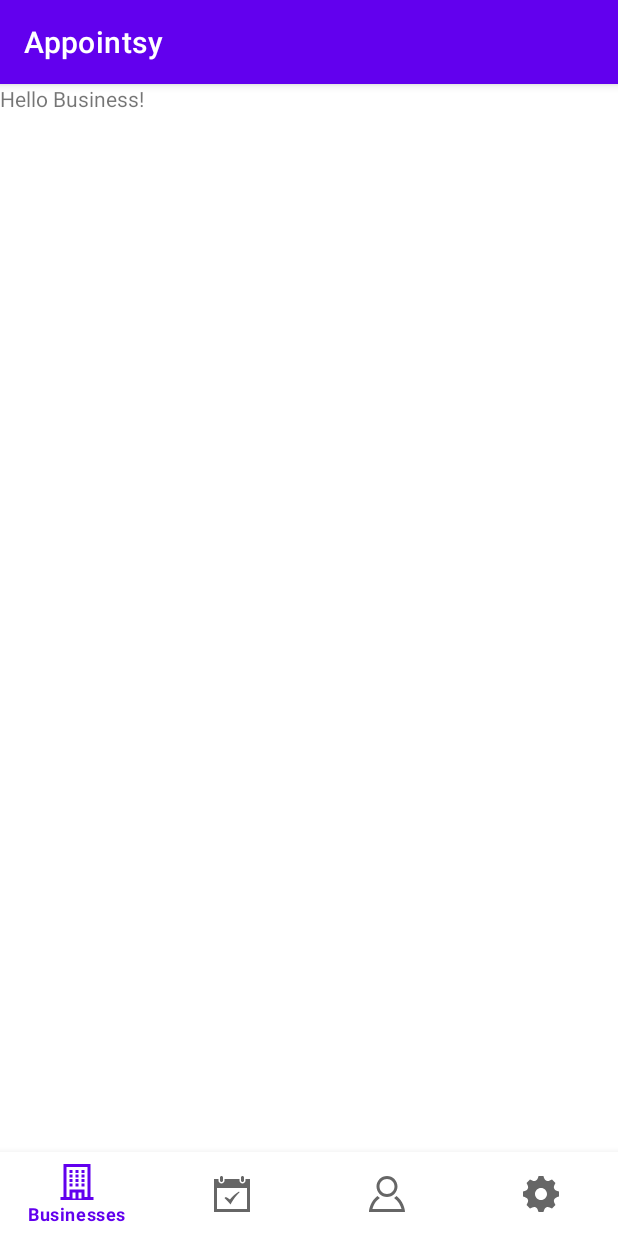
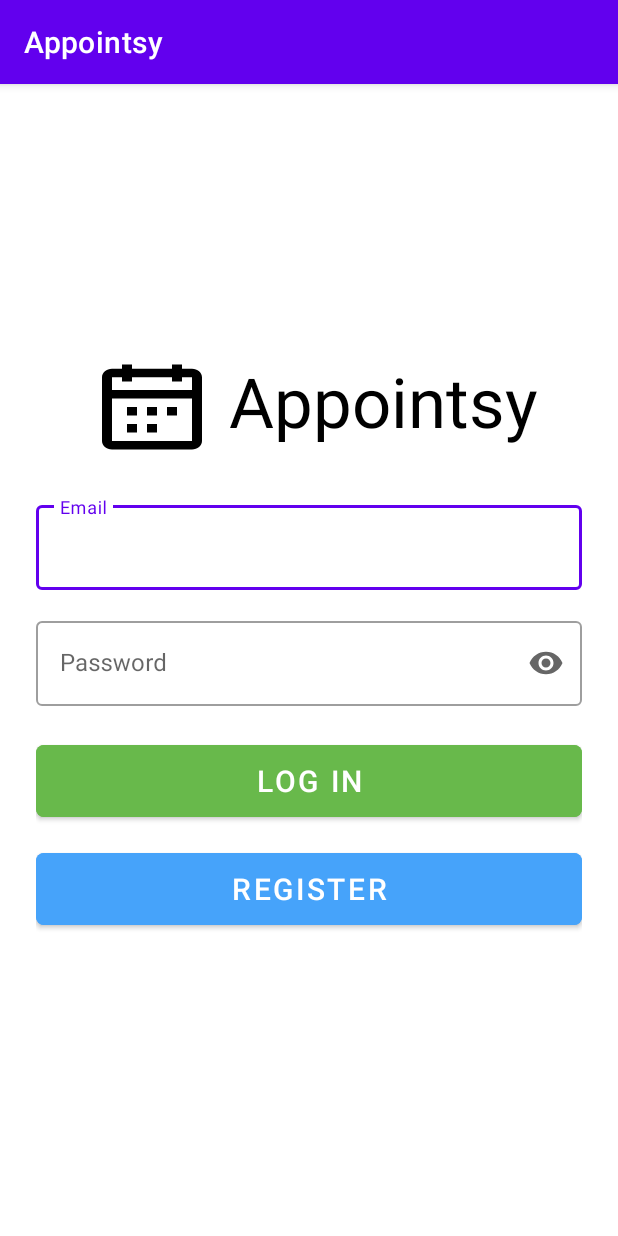
Before and after one commit to LCIS-codepath/Appointsy, an Android app: the screen it shows after launch (MainActivity before the commit, LoginActivity after it), on a phone screen of 412 x 824 dp. Run offline under Robolectric (Android 15) with nearby library versions, the phone set to English and light mode, and no system bars; our stand-ins replace data binding.

Commit message:
Added Login and Register Activities with Material UI styles

```diff
--- a/app/src/main/AndroidManifest.xml
+++ b/app/src/main/AndroidManifest.xml
@@ -9,13 +9,17 @@
         android:roundIcon="@mipmap/ic_launcher_round"
         android:supportsRtl="true"
         android:theme="@style/Theme.Appointsy">
-        <activity android:name=".MainActivity">
+        <activity android:name=".RegisterActivity" />
+        <activity android:name=".LoginActivity" >
             <intent-filter>
                 <action android:name="android.intent.action.MAIN" />
 
                 <category android:name="android.intent.category.LAUNCHER" />
             </intent-filter>
         </activity>
+        <activity android:name=".MainActivity">
+<!--        add the MAIN & LAUNCHER here-->
+        </activity>
     </application>
 
 </manifest>
--- /dev/null
+++ b/app/src/main/java/com/codepath/appointsy/LoginActivity.java
@@ -0,0 +1,49 @@
+package com.codepath.appointsy;
+
+import androidx.appcompat.app.AppCompatActivity;
+import androidx.databinding.DataBindingUtil;
+
+import android.content.Intent;
+import android.os.Bundle;
+import android.widget.Button;
+import android.widget.ImageView;
+import android.widget.TextView;
+
+import com.codepath.appointsy.databinding.ActivityLoginBinding;
+import com.codepath.appointsy.fragments.BusinessFragment;
+import com.google.android.material.button.MaterialButton;
+
+public class LoginActivity extends AppCompatActivity {
+    private ActivityLoginBinding binding;
+    private MaterialButton btnLogin;
+    private MaterialButton btnRegister;
+
+    @Override
+    protected void onCreate(Bundle savedInstanceState) {
+        super.onCreate(savedInstanceState);
+        binding = DataBindingUtil.setContentView(this, R.layout.activity_login);
+        // ref. views
+        btnLogin = binding.btnLogin;
+        btnRegister = binding.btnRegister;
+
+        // user selects to login, check pass & email
+        btnLogin.setOnClickListener((e) -> {
+            //TODO Parse login
+            // handle error with SnackBar rather than a Toast
+
+            // if login successful route to Business
+            Intent intent = new Intent(this, BusinessFragment.class);
+            startActivity(intent);
+            // remove stack call backs to prevent user from going back to register/login
+            finishAffinity();
+        });
+        // User decides to register
+        btnRegister.setOnClickListener((e) -> {
+            Intent intent = new Intent(this, RegisterActivity.class);
+            startActivity(intent);
+        });
+
+
+
+    }
+}
--- /dev/null
+++ b/app/src/main/res/drawable/ic_iconcmpt.xml
@@ -0,0 +1,10 @@
+<vector xmlns:android="http://schemas.android.com/apk/res/android"
+    android:width="80dp"
+    android:height="68dp"
+    android:viewportWidth="80"
+    android:viewportHeight="68">
+  <path
+      android:pathData="M26.6667,17H20V14.1667H13.3333V22.6667H66.6667V14.1667H60V17H53.3333V14.1667H26.6667V17ZM66.6667,28.3333H13.3333V56.6667H66.6667V28.3333ZM53.3333,8.5H26.6667V5.6667H20V8.5H13.3333C9.6514,8.5 6.6667,11.0371 6.6667,14.1667V56.6667C6.6667,59.7963 9.6514,62.3333 13.3333,62.3333H66.6667C70.3486,62.3333 73.3333,59.7963 73.3333,56.6667V14.1667C73.3333,11.0371 70.3486,8.5 66.6667,8.5H60V5.6667H53.3333V8.5ZM30,39.6667H23.3333V34H30V39.6667ZM36.6667,39.6667H43.3333V34H36.6667V39.6667ZM56.6667,39.6667H50V34H56.6667V39.6667ZM23.3333,51H30V45.3333H23.3333V51ZM43.3333,51H36.6667V45.3333H43.3333V51Z"
+      android:fillColor="#000000"
+      android:fillType="evenOdd"/>
+</vector>
--- /dev/null
+++ b/app/src/main/res/layout/activity_login.xml
@@ -0,0 +1,93 @@
+<?xml version="1.0" encoding="utf-8"?>
+<layout
+    xmlns:android="http://schemas.android.com/apk/res/android"
+    xmlns:app="http://schemas.android.com/apk/res-auto"
+    xmlns:tools="http://schemas.android.com/tools"
+    >
+<RelativeLayout
+    android:layout_width="match_parent"
+    android:layout_height="match_parent"
+    tools:context=".LoginActivity"
+    android:padding="24dp"
+    >
+
+    <ImageView
+        android:id="@+id/ivIcon"
+        android:layout_width="wrap_content"
+        android:layout_height="wrap_content"
+        android:layout_above="@+id/tiEmail"
+        android:layout_alignParentStart="true"
+        android:layout_marginStart="37dp"
+        android:layout_marginBottom="26dp"
+        android:contentDescription="@string/iconimage"
+        android:src="@drawable/ic_iconcmpt" />
+
+    <TextView
+        android:id="@+id/tvAppName"
+        android:layout_width="wrap_content"
+        android:layout_height="wrap_content"
+        android:layout_above="@+id/tiEmail"
+        android:layout_marginStart="11dp"
+        android:layout_marginBottom="33dp"
+        android:layout_toEndOf="@+id/ivIcon"
+        android:text="@string/app_name"
+        android:textColor="#000000"
+        android:textSize="46sp" />
+
+    <com.google.android.material.textfield.TextInputLayout
+        android:id="@+id/tiEmail"
+        android:layout_width="match_parent"
+        android:layout_height="wrap_content"
+        android:layout_above="@+id/tiPassword"
+        android:layout_marginBottom="15dp"
+        style="@style/Widget.MaterialComponents.TextInputLayout.OutlinedBox"
+        android:hint="@string/email"
+        >
+    <com.google.android.material.textfield.TextInputEditText
+        android:layout_width="match_parent"
+        android:layout_height="wrap_content"
+        android:inputType="textEmailAddress"
+        />
+    </com.google.android.material.textfield.TextInputLayout>
+
+    <com.google.android.material.textfield.TextInputLayout
+        android:id="@+id/tiPassword"
+        android:layout_width="match_parent"
+        android:layout_height="wrap_content"
+        android:hint="@string/password"
+        style="@style/Widget.MaterialComponents.TextInputLayout.OutlinedBox"
+        android:layout_centerInParent="true"
+        app:endIconMode="password_toggle"
+        >
+        <com.google.android.material.textfield.TextInputEditText
+            android:layout_width="match_parent"
+            android:layout_height="wrap_content"
+            android:inputType="textPassword"
+            />
+    </com.google.android.material.textfield.TextInputLayout>
+
+
+    <com.google.android.material.button.MaterialButton
+        android:id="@+id/btnLogin"
+        android:layout_width="match_parent"
+        android:layout_height="60dp"
+        android:layout_below="@+id/tiPassword"
+        android:text="@string/log_in"
+        android:textSize="20sp"
+        app:cornerRadius="5dp"
+        android:layout_marginTop="20dp"
+        android:backgroundTint="@color/lightGreen"
+        />
+    <com.google.android.material.button.MaterialButton
+        android:layout_marginTop="12dp"
+        android:id="@+id/btnRegister"
+        android:layout_width="match_parent"
+        android:layout_height="60dp"
+        android:layout_below="@+id/btnLogin"
+        android:text="@string/Register"
+        android:textSize="20sp"
+        app:cornerRadius="5dp"
+        android:backgroundTint="@color/lightBlue"
+        />
+</RelativeLayout>
+</layout>
--- a/app/src/main/res/values/colors.xml
+++ b/app/src/main/res/values/colors.xml
@@ -7,4 +7,6 @@
     <color name="teal_700">#FF018786</color>
     <color name="black">#FF000000</color>
     <color name="white">#FFFFFFFF</color>
+    <color name="lightGreen">#68B94B</color>
+    <color name="lightBlue">#46A3FA</color>
 </resources>
--- a/app/src/main/res/values/strings.xml
+++ b/app/src/main/res/values/strings.xml
@@ -10,4 +10,14 @@
     <string name="menu_appointments">Appointments</string>
     <string name="menu_profile">Profile</string>
     <string name="menu_settings">Settings</string>
+    <string name="iconimage">iconImage</string>
+    <string name="password">Password</string>
+    <string name="email">Email</string>
+    <string name="log_in">Log in</string>
+    <string name="Register">Register</string>
+    <string name="name">Name</string>
+    <string name="confirmPassword">Confirm Password</string>
+    <string name="phoneNumber">Phone Number</string>
+    <string name="confirm">Confirm</string>
+    <string name="businessQ">Is this for a business?</string>
 </resources>
```
Also changed, not shown: app/src/main/java/com/codepath/appointsy/RegisterActivity.java (added, +44 -0 lines), app/src/main/res/layout/activity_register.xml (added, +139 -0 lines).
